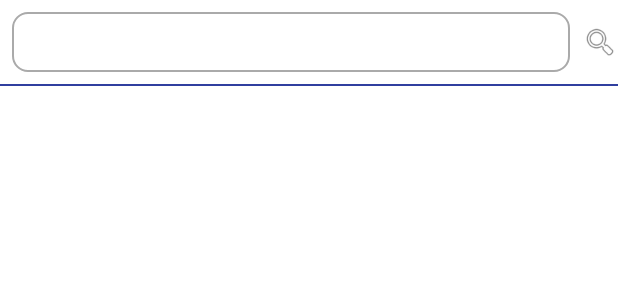
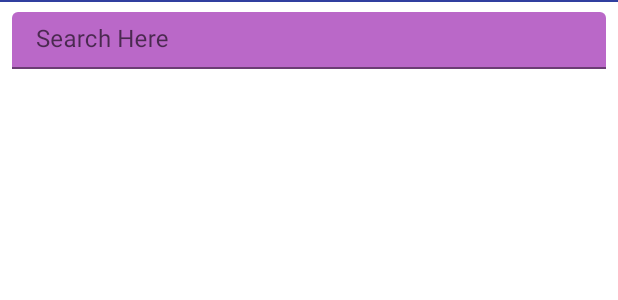
Before and after one commit to masteramyx/Lucky-Coins, an Android app: the layout coin_list_controller.xml on its own in the app's theme, with its tools: preview values and no code run, on a phone screen of 412 x 824 dp. Shown: the top 300 px of the screen. Run offline under Robolectric (Android 15) with nearby library versions, the light colour scheme and no system bars.

```diff
--- a/app/src/main/java/com/example/kyleamyx/luckycoins/api/response/LuckyCoinApiClient.kt
+++ b/app/src/main/java/com/example/kyleamyx/luckycoins/api/response/LuckyCoinApiClient.kt
@@ -29,7 +29,7 @@ class LuckyCoinApiClient {
      * the json value into the object
      */
     fun getCoinDetail(id: String): Observable<CoinDetailItem> =
-            coinService.getCoinDetail(id).map { response ->
+            coinService.getCoinDetail(coinId = id).map { response ->
                 GSON.fromJson((response.data as JsonObject).get(id), CoinDetailItem::class.java)
             }
 }
--- a/app/src/main/res/layout/coin_list_controller.xml
+++ b/app/src/main/res/layout/coin_list_controller.xml
@@ -1,5 +1,6 @@
 <?xml version="1.0" encoding="utf-8"?>
 <RelativeLayout xmlns:android="http://schemas.android.com/apk/res/android"
+    xmlns:app="http://schemas.android.com/apk/res-auto"
     android:layout_width="match_parent"
     android:layout_height="match_parent"
     android:animateLayoutChanges="true"
@@ -19,53 +20,28 @@
     </androidx.swiperefreshlayout.widget.SwipeRefreshLayout>
 
 
-    <LinearLayout
+    <com.google.android.material.textfield.TextInputLayout
         android:id="@+id/edit"
         android:layout_width="match_parent"
         android:layout_height="wrap_content"
-        android:orientation="vertical"
-        android:paddingBottom="@dimen/lc_default_padding">
+        android:hint="Search Here"
+        android:padding="@dimen/lc_default_padding"
+        app:boxBackgroundColor="#ba68c8">
 
-        <LinearLayout
+        <com.google.android.material.textfield.TextInputEditText
+            android:id="@+id/searchView"
             android:layout_width="match_parent"
-            android:layout_height="wrap_content"
-            android:orientation="horizontal">
+            android:layout_height="match_parent"
+            android:inputType="text"
+            android:padding="@dimen/lc_default_padding" />
 
-            <androidx.appcompat.widget.AppCompatEditText
-                android:id="@+id/searchView"
-                android:layout_width="0dp"
-                android:layout_height="40dp"
-                android:layout_gravity="start|center_vertical"
-                android:layout_margin="@dimen/lc_default_margin"
-                android:layout_weight="1"
-                android:background="@drawable/list_edit_text"
-                android:drawablePadding="@dimen/lc_default_padding"
-                android:inputType="text" />
+    </com.google.android.material.textfield.TextInputLayout>
 
 
-            <FrameLayout
-                android:layout_width="wrap_content"
-                android:layout_height="wrap_content"
-                android:layout_gravity="center_vertical">
-
-                <ImageView
-                    android:layout_width="24dp"
-                    android:layout_height="24dp"
-                    android:layout_gravity="end|center_vertical"
-                    android:src="@android:drawable/ic_menu_search" />
-
-            </FrameLayout>
-
-
-        </LinearLayout>
-
-        <View
-            android:layout_width="match_parent"
-            android:layout_height="1dp"
-            android:background="@color/colorPrimaryDark" />
-
-    </LinearLayout>
-
+    <View
+        android:layout_width="match_parent"
+        android:layout_height="1dp"
+        android:background="@color/colorPrimaryDark" />
 
     <FrameLayout
         android:layout_width="match_parent"
--- a/app/src/main/res/values/styles.xml
+++ b/app/src/main/res/values/styles.xml
@@ -8,7 +8,7 @@
         <item name="colorAccent">@color/colorAccent</item>
     </style>
 
-    <style name="AppTheme.NoActionBar">
+    <style name="AppTheme.NoActionBar" parent="AppTheme">
         <item name="windowActionBar">false</item>
         <item name="windowNoTitle">true</item>
     </style>
```
Also changed, not shown: app/src/main/java/com/example/kyleamyx/luckycoins/api/LuckyCoinApiService.kt (+13 -4 lines), app/src/main/java/com/example/kyleamyx/luckycoins/api/response/CoinDetailResponse.kt (+1 -10 lines), app/src/main/java/com/example/kyleamyx/luckycoins/detail/CoinDetailController.kt (+2 -6 lines), app/src/main/java/com/example/kyleamyx/luckycoins/list/CoinListController.kt (+23 -35 lines), app/src/main/java/com/example/kyleamyx/luckycoins/list/CoinListRepository.kt (+9 -1 lines), app/src/main/java/com/example/kyleamyx/luckycoins/list/CoinListRepositoryImpl.kt (+103 -0 lines), app/src/main/java/com/example/kyleamyx/luckycoins/list/CoinListViewModel.kt (+23 -3 lines), app/src/main/java/com/example/kyleamyx/luckycoins/list/adapter/CoinListViewHolder.kt (+9 -5 lines), app/src/main/java/com/example/kyleamyx/luckycoins/models/CoinListItem.kt (+5 -2 lines), 1 other file.
